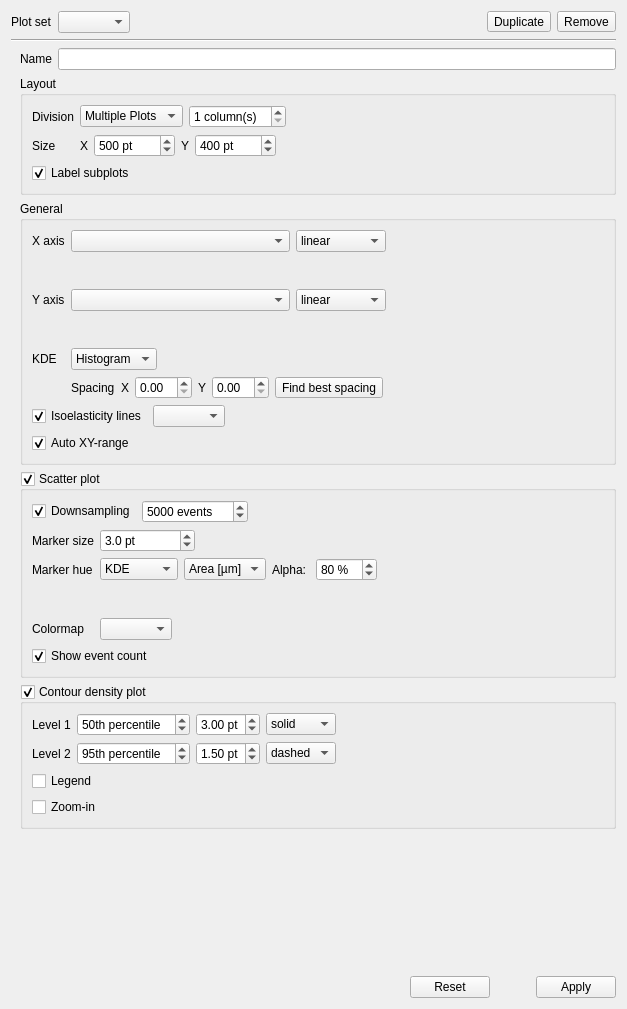
First picture: the form in ui/analysis/ana_plot.ui, repository DC-analysis/DCscope, before the edit.
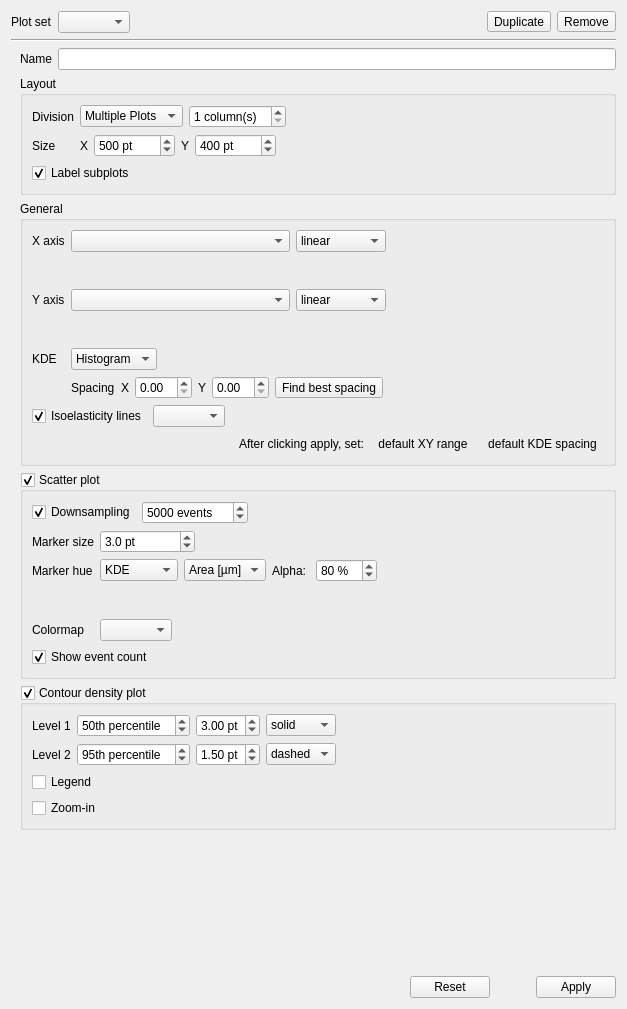
Second picture: the form after the edit. Icons and pictures are not drawn. Custom widgets are drawn as their Qt base class.

Commit message: enh: improve Plot panel with 'auto range' resp. 'default KDE spacing' button and other improvements

Patch:
```diff
--- a/ui/analysis/ana_plot.ui
+++ b/ui/analysis/ana_plot.ui
@@ -501,16 +501,6 @@
         </item>
         <item>
          <layout class="QHBoxLayout" name="horizontalLayout_19">
-          <item>
-           <widget class="QCheckBox" name="checkBox_auto_range">
-            <property name="text">
-             <string>Auto XY-range</string>
-            </property>
-            <property name="checked">
-             <bool>true</bool>
-            </property>
-           </widget>
-          </item>
           <item>
            <spacer name="horizontalSpacer">
             <property name="orientation">
@@ -524,6 +514,45 @@
             </property>
            </spacer>
           </item>
+          <item>
+           <widget class="QLabel" name="label_18">
+            <property name="text">
+             <string>After clicking apply, set:</string>
+            </property>
+           </widget>
+          </item>
+          <item>
+           <widget class="QToolButton" name="toolButton_auto_xy_range">
+            <property name="toolTip">
+             <string>from minimum to maximum with 5% margin</string>
+            </property>
+            <property name="text">
+             <string>default XY range</string>
+            </property>
+            <property name="checkable">
+             <bool>true</bool>
+            </property>
+            <property name="autoRaise">
+             <bool>true</bool>
+            </property>
+           </widget>
+          </item>
+          <item>
+           <widget class="QToolButton" name="toolButton_auto_kde_spacing">
+            <property name="toolTip">
+             <string>100 bins across the feature axis range</string>
+            </property>
+            <property name="text">
+             <string>default KDE spacing</string>
+            </property>
+            <property name="checkable">
+             <bool>true</bool>
+            </property>
+            <property name="autoRaise">
+             <bool>true</bool>
+            </property>
+           </widget>
+          </item>
          </layout>
         </item>
        </layout>
```
Left out of the diff: 2 changed lines with no effect on the pictures. The commit also changes 7 other files.
